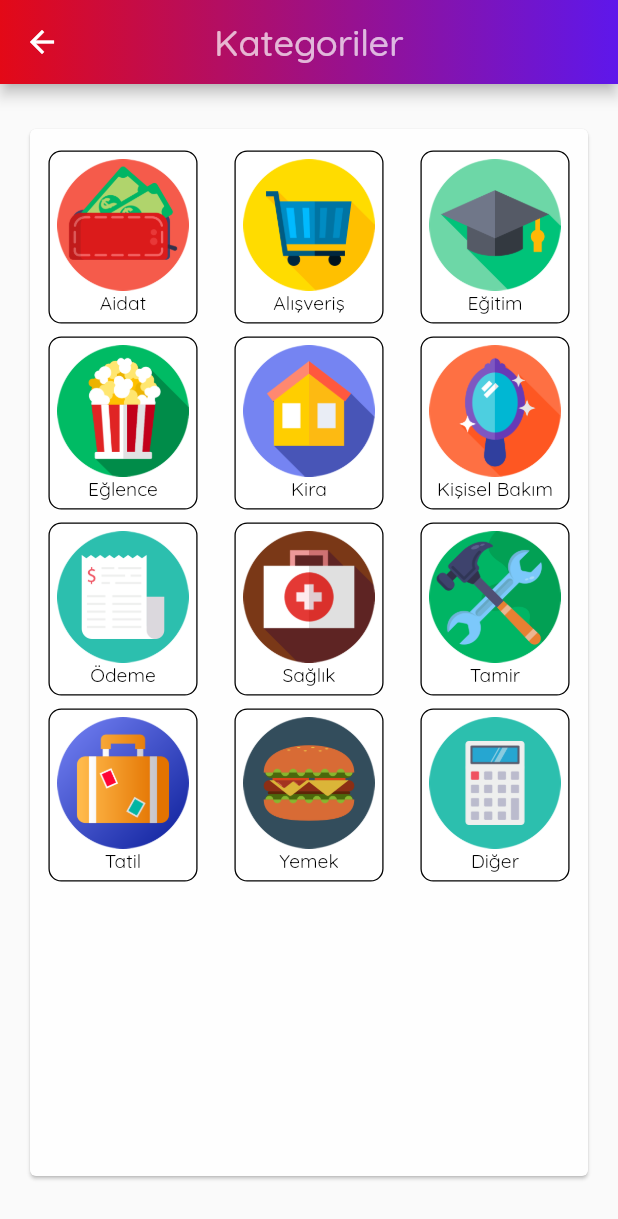
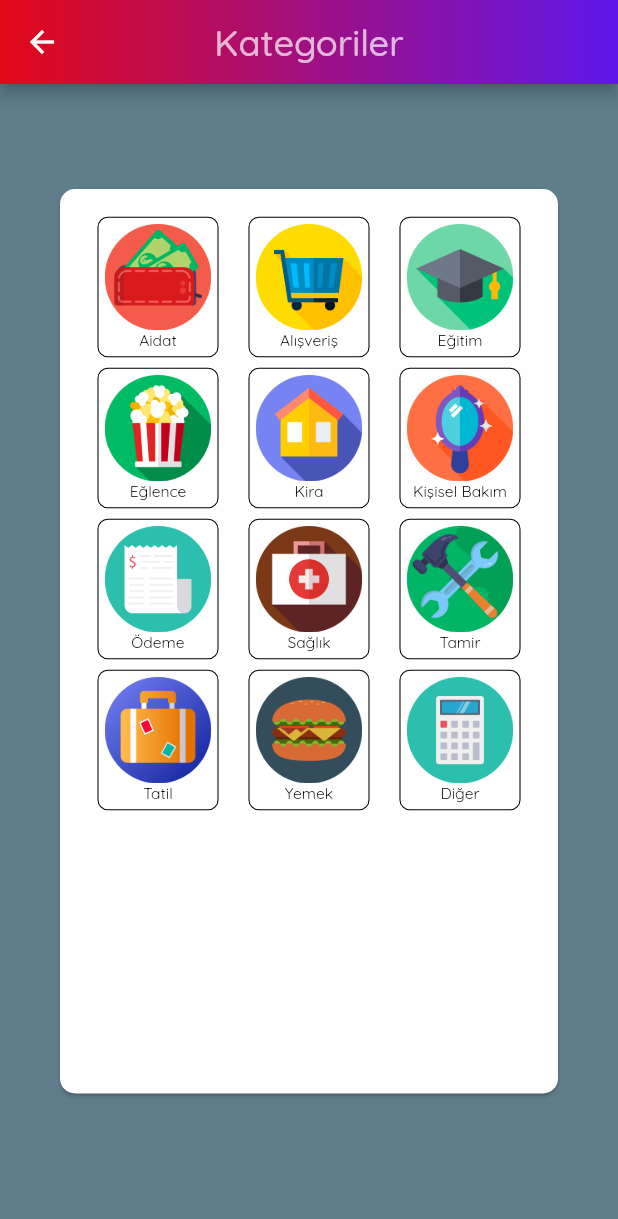
Before and after one commit to GelirGider/gelir_gider, a Flutter app: the CategoryScreen screen opened directly, on a phone screen of 412 x 824 dp. Shown: the top 1219 px of the screen. Run offline on Flutter 3.47's test engine with Material 2 defaults, Android fonts, the phone set to English and light mode, and no system bars; our stand-ins replace date_time_picker, google_fonts, gradient_app_bar, jiffy, percent_indicator, shared_preferences and 2 more; missing offline and left inert: currency_picker; accounts and stored records are empty.

Commit message:
Category screen resized

```diff
--- a/lib/screens/category_screen.dart
+++ b/lib/screens/category_screen.dart
@@ -26,15 +26,19 @@ class CategoryScreen extends StatelessWidget {
           ),
         ),
         body: Container(
+          color: Colors.blueGrey,
           child: Card(
             color: _theme.getTheme() == _theme.dark
                 ? Color(0xff333333)
                 : Color.fromRGBO(254, 254, 254, 100),
-            margin: const EdgeInsets.fromLTRB(20, 30, 20, 40),
+            shape: RoundedRectangleBorder(
+              borderRadius: BorderRadius.circular(10.0),
+            ),
+            margin: const EdgeInsets.fromLTRB(40, 70, 40, 95),
             borderOnForeground: true,
             semanticContainer: true,
             child: GridView.count(
-                padding: const EdgeInsets.fromLTRB(0, 10, 0, 10),
+                padding: const EdgeInsets.all(15),
                 crossAxisCount: 3,
                 children: categories.map(
                   (element) {
```
